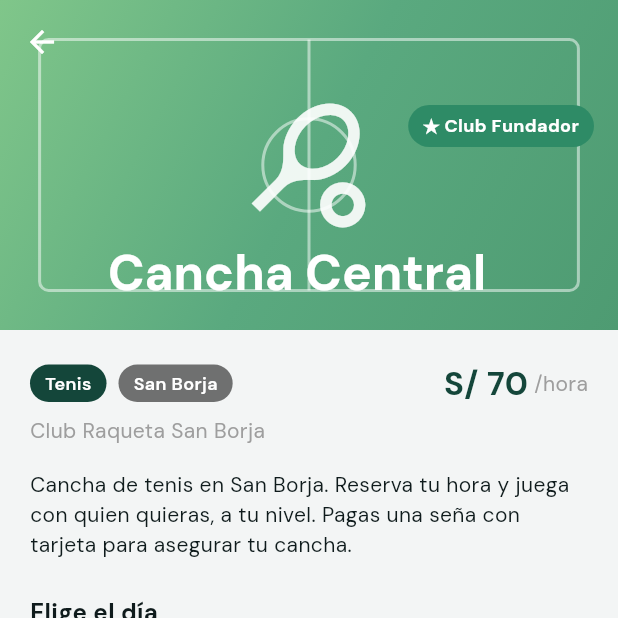
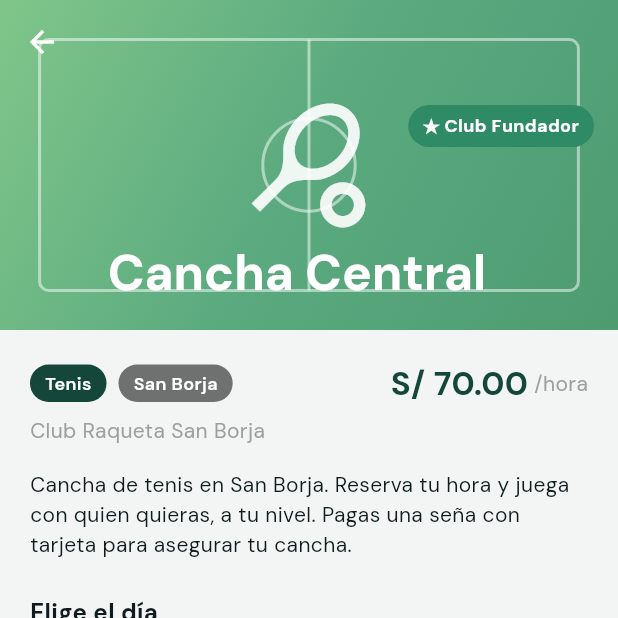
Before and after one commit to dcalagua/canchas-app-lima, a Flutter app: the CanchaDetalleScreen screen opened directly with sample values from the repository, on a phone screen of 412 x 824 dp, the top half of it. Run offline on Flutter 3.47's test engine with Material 3 defaults, Android fonts, the phone set to English and light mode, and no system bars; our stand-ins replace font_awesome_flutter, geocoding, geolocator, google_fonts, google_maps_flutter, google_sign_in and 3 more; accounts and stored records are empty.

Commit message:
Precio con 2 decimales y signo S/ (precioHora int->double)
- Cancha.precioHora pasa de int a double; getters, copyWith, fromJson/toJson
  y precioReferencial ajustados.
- Repos (Supabase) y Club.precioDesde manejan double.
- Formularios de registrar/editar: teclado decimal, parseo con coma->punto,
  inicializacion con 2 decimales.
- Todas las vistas muestran el precio con toStringAsFixed(2) y signo S/.
- Reservas usan precioHora.round() para sena/precio internos (siguen en int).

Co-Authored-By: Claude Opus 4.8 (1M context) <noreply@anthropic.com>
Claude-Session: https://claude.ai/code/session_017fg7ijXuZRX6jvFjZELf83

```diff
--- a/lib/data/canchas_repo.dart
+++ b/lib/data/canchas_repo.dart
@@ -96,7 +96,7 @@ class CanchasRepo {
         club: (r['club'] ?? '') as String,
         distrito: _enumDistrito(r['distrito'] as String?),
         deporte: _enumDeporte(r['deporte'] as String?),
-        precioHora: ((r['precio_hora'] ?? 100) as num).toInt(),
+        precioHora: ((r['precio_hora'] ?? 100) as num).toDouble(),
         ubicacion: LatLng(
           ((r['lat'] ?? -12.108) as num).toDouble(),
           ((r['lng'] ?? -76.978) as num).toDouble(),
--- a/lib/models/club.dart
+++ b/lib/models/club.dart
@@ -36,7 +36,7 @@ class Club {
   }
 
   /// Precio "desde" entre las canchas con precio conocido (>0).
-  int? get precioDesde {
+  double? get precioDesde {
     final precios = canchas.where((c) => c.precioHora > 0).map((c) => c.precioHora);
     if (precios.isEmpty) return null;
     return precios.reduce((a, b) => a < b ? a : b);
--- a/lib/models/models.dart
+++ b/lib/models/models.dart
@@ -26,7 +26,7 @@ class Cancha {
   final String club;
   final Distrito distrito;
   final Deporte deporte;
-  final int precioHora; // soles por hora
+  final double precioHora; // soles por hora (admite 2 decimales)
   final LatLng ubicacion;
   final bool clubFundador; // sello "Club Fundador" de su distrito
   final bool digitalizada; // false = aún en cuaderno/WhatsApp (objetivo prioritario)
@@ -65,7 +65,7 @@ class Cancha {
   /// Precio referencial por hora (S/). Si la cancha ya fue reclamada usa su
   /// precio real; si es descubierta (Google, aún sin precio) estima según el
   /// deporte para mostrar un número en el mapa en vez de un texto genérico.
-  int get precioReferencial {
+  double get precioReferencial {
     if (precioHora > 0) return precioHora;
     switch (deporte) {
       case Deporte.futbol:
@@ -82,7 +82,7 @@ class Cancha {
     String? club,
     Distrito? distrito,
     Deporte? deporte,
-    int? precioHora,
+    double? precioHora,
     LatLng? ubicacion,
     String? direccion,
     String? fotoUrl,
@@ -134,7 +134,7 @@ class Cancha {
         club: j['club'] as String,
         distrito: Distrito.values.byName(j['distrito'] as String),
         deporte: Deporte.values.byName(j['deporte'] as String),
-        precioHora: j['precioHora'] as int,
+        precioHora: (j['precioHora'] as num).toDouble(),
         ubicacion: LatLng(
             (j['lat'] as num).toDouble(), (j['lng'] as num).toDouble()),
         clubFundador: j['clubFundador'] as bool,
--- a/lib/screens/cancha_detalle_screen.dart
+++ b/lib/screens/cancha_detalle_screen.dart
@@ -60,7 +60,7 @@ class _CanchaDetalleScreenState extends State<CanchaDetalleScreen> {
             const SizedBox(height: 8),
             Text('$_dia a las $hora'),
             const SizedBox(height: 8),
-            Text('Precio: S/ ${cancha.precioHora}'),
+            Text('Precio: S/ ${cancha.precioHora.toStringAsFixed(2)}'),
             Text('Seña con tarjeta: S/ $sena',
                 style: const TextStyle(color: arena, fontWeight: FontWeight.w600)),
             const SizedBox(height: 8),
@@ -160,7 +160,7 @@ class _CanchaDetalleScreenState extends State<CanchaDetalleScreen> {
                       const Spacer(),
                       if (cancha.registrada) ...[
                         Text(
-                          'S/ ${cancha.precioHora}',
+                          'S/ ${cancha.precioHora.toStringAsFixed(2)}',
                           style: const TextStyle(
                               fontWeight: FontWeight.bold,
                               fontSize: 22,
--- a/lib/screens/club_detalle_screen.dart
+++ b/lib/screens/club_detalle_screen.dart
@@ -248,7 +248,7 @@ class _ClubDetalleScreenState extends State<ClubDetalleScreen> {
 class _ReservarBar extends StatelessWidget {
   const _ReservarBar(
       {required this.precio, required this.hora, required this.onReservar});
-  final int precio;
+  final double precio;
   final String? hora;
   final VoidCallback? onReservar;
 
@@ -274,7 +274,7 @@ class _ReservarBar extends StatelessWidget {
                     style: t.bodySmall?.copyWith(color: textoTenue),
                     children: [
                       TextSpan(
-                        text: 'S/$precio',
+                        text: 'S/${precio.toStringAsFixed(2)}',
                         style: t.titleLarge?.copyWith(
                             color: tinta, fontWeight: FontWeight.w700),
                       ),
--- a/lib/screens/mis_canchas_screen.dart
+++ b/lib/screens/mis_canchas_screen.dart
@@ -113,7 +113,7 @@ class _CanchaItem extends StatelessWidget {
                                   fontWeight: FontWeight.w700)),
                         ),
                         const SizedBox(width: 8),
-                        Text('S/ ${cancha.precioHora} /h',
+                        Text('S/ ${cancha.precioHora.toStringAsFixed(2)} /h',
                             style: t.bodySmall?.copyWith(
                                 color: tinta, fontWeight: FontWeight.w700)),
                         if (cancha.pendienteVerificacion) ...[
--- a/lib/state/app_state.dart
+++ b/lib/state/app_state.dart
@@ -357,7 +357,7 @@ class AppState extends ChangeNotifier {
   bool get destacadoActivo => saldoClub > 0;
 
   /// Comisión que descuenta del saldo cada reserva nueva (5%, mínimo S/ 2).
-  int comisionDe(int precio) {
+  int comisionDe(num precio) {
     final c = (precio * 0.05).round();
     return c < 2 ? 2 : c;
   }
@@ -515,7 +515,7 @@ class AppState extends ChangeNotifier {
       horaFin: _siguienteHora(hora),
       estado: EstadoReserva.confirmada,
       traidaPorApp: true,
-      precio: cancha.precioHora,
+      precio: cancha.precioHora.round(),
       sena: (cancha.precioHora * 0.3).round(),
       usuario: usuario?.email ?? '',
     );
@@ -591,7 +591,7 @@ class AppState extends ChangeNotifier {
       horaFin: _siguienteHora(bloque.hora),
       estado: EstadoReserva.nueva,
       traidaPorApp: true,
-      precio: cancha.precioHora,
+      precio: cancha.precioHora.round(),
       sena: (cancha.precioHora * 0.3).round(),
     );
     reservas.insert(0, nueva);
--- a/lib/widgets/club_card.dart
+++ b/lib/widgets/club_card.dart
@@ -141,7 +141,7 @@ class ClubCard extends StatelessWidget {
                             children: [
                               const TextSpan(text: 'desde '),
                               TextSpan(
-                                text: 'S/${club.precioDesde ?? '--'}',
+                                text: 'S/${club.precioDesde?.toStringAsFixed(2) ?? '--'}',
                                 style: t.titleMedium?.copyWith(
                                     color: tinta, fontWeight: FontWeight.w700),
                               ),
```
Also changed, not shown: lib/screens/editar_cancha_screen.dart (+4 -3 lines), lib/screens/explorar_home_screen.dart (+4 -4 lines), lib/screens/registrar_cancha_screen.dart (+4 -3 lines).
